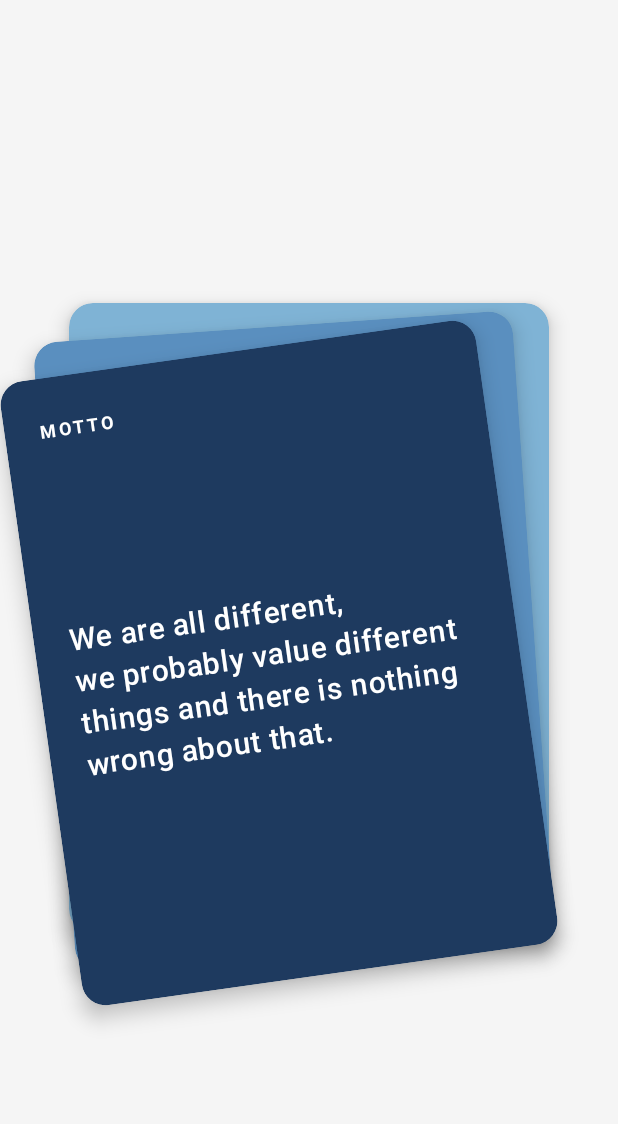
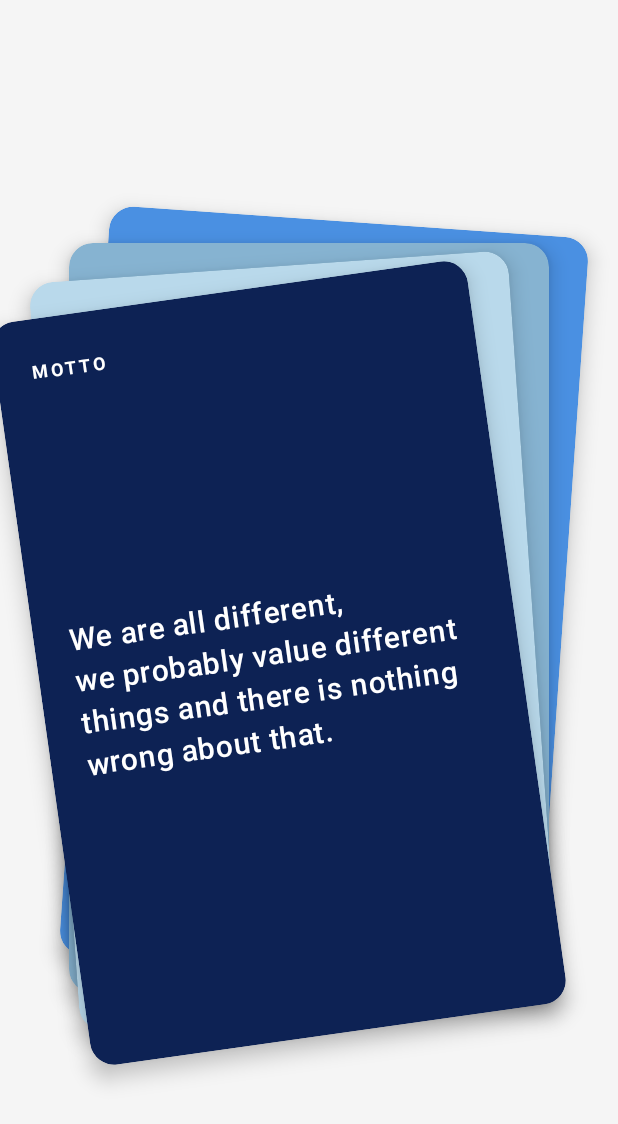
Before and after one commit to neteinstein/loopgain, an Android app built with Jetpack Compose: the screen it shows after launch (MainActivity), on a phone screen of 412 x 824 dp. Shown: the top 1124 px of the screen. Run offline under Robolectric (Android 15) with nearby library versions, the phone set to English and light mode, and no system bars.

Commit message:
Implement theme with card type colors
Co-authored-by: neteinstein <910242+neteinstein@users.noreply.github.com>

```diff
--- a/composeApp/src/commonMain/kotlin/org/neteinstein/loopgain/ui/screens/CardDeckScreen.kt
+++ b/composeApp/src/commonMain/kotlin/org/neteinstein/loopgain/ui/screens/CardDeckScreen.kt
@@ -18,11 +18,19 @@ import androidx.compose.ui.text.style.TextAlign
 import androidx.compose.ui.unit.dp
 import androidx.compose.ui.unit.sp
 import androidx.compose.ui.zIndex
+import org.neteinstein.loopgain.ui.theme.CardColors
+
+// Card types based on LoopGain theme specification
+enum class CardType(val displayName: String, val color: Color) {
+    MOTTO("MOTTO", CardColors.Motto),
+    PERSONAL_QUESTION("PERSONAL QUESTION", CardColors.PersonalQuestion),
+    IMPROVEMENTS("IMPROVEMENTS", CardColors.Improvements),
+    POSITIVE_REINFORCEMENT("POSITIVE REINFORCEMENT", CardColors.PositiveReinforcement)
+}
 
 data class CardData(
-    val title: String,
+    val type: CardType,
     val content: String,
-    val backgroundColor: Color,
     val rotation: Float,
     val offsetX: Float,
     val offsetY: Float
@@ -32,28 +40,32 @@ data class CardData(
 fun CardDeckScreen() {
     val cards = listOf(
         CardData(
-            title = "MOTTO",
+            type = CardType.MOTTO,
             content = "We are all different,\nwe probably value different\nthings and there is nothing\nwrong about that.",
-            backgroundColor = Color(0xFF1E3A5F), // Dark blue
             rotation = -8f,
             offsetX = -20f,
             offsetY = 30f
         ),
         CardData(
-            title = "",
+            type = CardType.PERSONAL_QUESTION,
             content = "What can we do to\nadmire our differences?",
-            backgroundColor = Color(0xFF5A8FBF), // Medium blue
             rotation = -4f,
             offsetX = -10f,
             offsetY = 15f
         ),
         CardData(
-            title = "",
+            type = CardType.IMPROVEMENTS,
             content = "It all begins with\ncommunication",
-            backgroundColor = Color(0xFF7FB3D5), // Light blue
             rotation = 0f,
             offsetX = 0f,
             offsetY = 0f
+        ),
+        CardData(
+            type = CardType.POSITIVE_REINFORCEMENT,
+            content = "Together we can\naccomplish great things!",
+            rotation = 4f,
+            offsetX = 10f,
+            offsetY = -15f
         )
     )
 
@@ -66,7 +78,7 @@ fun CardDeckScreen() {
         Box(
             modifier = Modifier
                 .width(320.dp)
-                .height(420.dp)
+                .height(500.dp)
         ) {
             cards.reversed().forEachIndexed { index, card ->
                 PiledCard(
@@ -95,7 +107,7 @@ fun PiledCard(
             .zIndex(zIndex),
         shape = RoundedCornerShape(16.dp),
         colors = CardDefaults.cardColors(
-            containerColor = card.backgroundColor
+            containerColor = card.type.color
         )
     ) {
         Box(
@@ -107,19 +119,19 @@ fun PiledCard(
                 modifier = Modifier.fillMaxSize(),
                 verticalArrangement = Arrangement.SpaceBetween
             ) {
-                if (card.title.isNotEmpty()) {
-                    Text(
-                        text = card.title,
-                        color = Color.White,
-                        fontSize = 12.sp,
-                        fontWeight = FontWeight.Bold,
-                        letterSpacing = 2.sp
-                    )
-                }
+                // Card type label at the top
+                Text(
+                    text = card.type.displayName,
+                    color = CardColors.Typography,
+                    fontSize = 12.sp,
+                    fontWeight = FontWeight.Bold,
+                    letterSpacing = 2.sp
+                )
 
+                // Card content in the middle
                 Text(
                     text = card.content,
-                    color = Color.White,
+                    color = CardColors.Typography,
                     fontSize = 20.sp,
                     fontWeight = FontWeight.Medium,
                     lineHeight = 28.sp,
--- a/composeApp/src/commonMain/kotlin/org/neteinstein/loopgain/ui/theme/Theme.kt
+++ b/composeApp/src/commonMain/kotlin/org/neteinstein/loopgain/ui/theme/Theme.kt
@@ -6,32 +6,43 @@ import androidx.compose.material3.lightColorScheme
 import androidx.compose.runtime.Composable
 import androidx.compose.ui.graphics.Color
 
-// LoopGain brand colors - based on the card deck image
-private val LoopGainBlue = Color(0xFF1E3A5F) // Dark blue from card
-private val LoopGainLightBlue = Color(0xFF7FB3D5) // Light blue from card
-private val LoopGainAccent = Color(0xFF4A90E2) // Medium blue accent
+// LoopGain brand colors - based on the official theme specification
+// Primary, Secondary, and Background colors
+private val NavyBlue = Color(0xFF0D2254) // Primary color - headers, primary buttons, heavy text
+private val SteelBlue = Color(0xFF86B3D1) // Secondary color - accents, differentiating categories
+private val SkyBlue = Color(0xFFB9D9EB) // Background color - soft backgrounds, cards
+private val Cerulean = Color(0xFF4A90E2) // Secondary accent color
+
+// Card type specific colors
+object CardColors {
+    val Motto = Color(0xFF0D2254) // Deep Navy - MOTTO card
+    val PersonalQuestion = Color(0xFFB9D9EB) // Sky Blue - PERSONAL QUESTION card
+    val Improvements = Color(0xFF86B3D1) // Steel Blue - IMPROVEMENTS card
+    val PositiveReinforcement = Color(0xFF4A90E2) // Cerulean - POSITIVE REINFORCEMENT card
+    val Typography = Color(0xFFFFFFFF) // Pure White - typography and card edges
+}
 
 private val LightColorScheme = lightColorScheme(
-    primary = LoopGainBlue,
-    secondary = LoopGainAccent,
-    tertiary = LoopGainLightBlue,
-    background = Color(0xFFFFFBFE),
-    surface = Color(0xFFFFFBFE),
+    primary = NavyBlue,
+    secondary = Cerulean,
+    tertiary = SteelBlue,
+    background = SkyBlue,
+    surface = Color.White,
     onPrimary = Color.White,
     onSecondary = Color.White,
     onTertiary = Color.White,
-    onBackground = Color(0xFF1C1B1F),
-    onSurface = Color(0xFF1C1B1F),
+    onBackground = NavyBlue,
+    onSurface = NavyBlue,
 )
 
 private val DarkColorScheme = darkColorScheme(
-    primary = LoopGainLightBlue,
-    secondary = LoopGainAccent,
-    tertiary = LoopGainBlue,
+    primary = SkyBlue,
+    secondary = Cerulean,
+    tertiary = NavyBlue,
     background = Color(0xFF1C1B1F),
     surface = Color(0xFF1C1B1F),
-    onPrimary = Color.Black,
-    onSecondary = Color.Black,
+    onPrimary = NavyBlue,
+    onSecondary = Color.White,
     onTertiary = Color.White,
     onBackground = Color(0xFFE6E1E5),
     onSurface = Color(0xFFE6E1E5),
```
